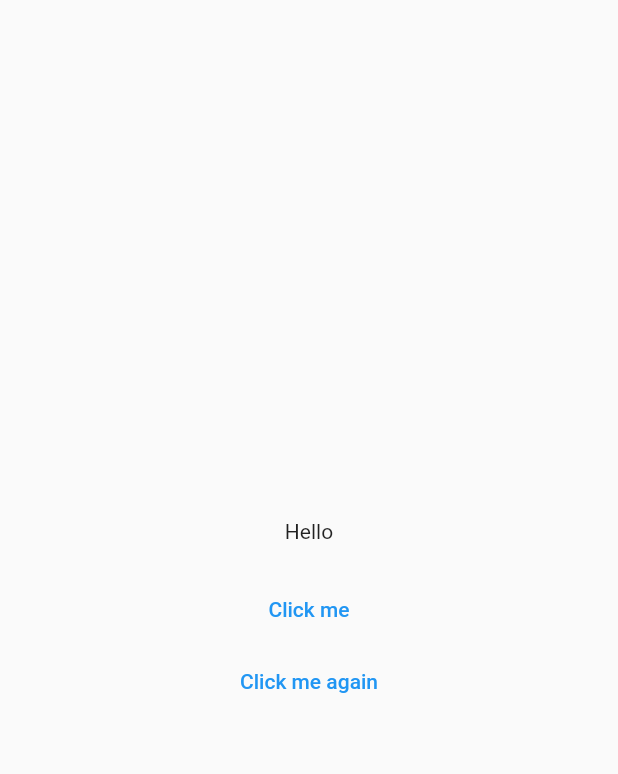
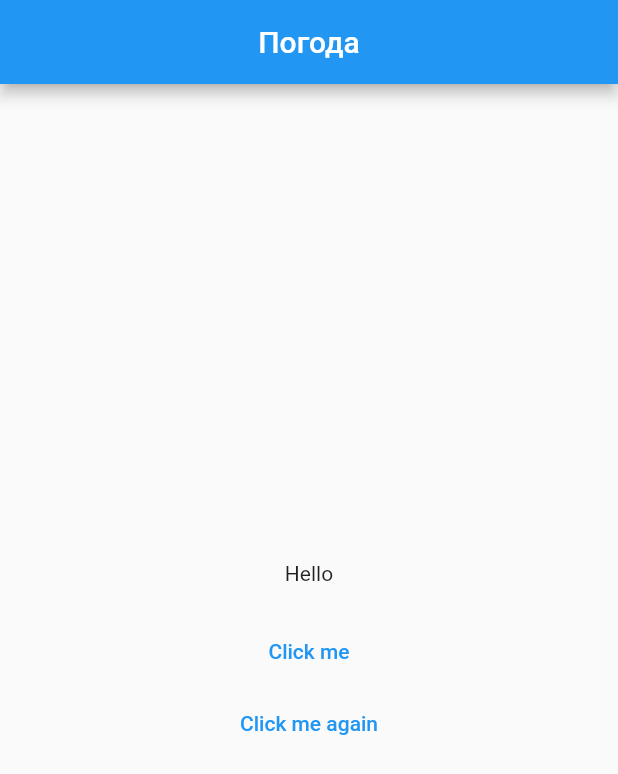
Before and after one commit to weluid/Weather, a Flutter app: the screen it shows after launch, on a phone screen of 412 x 824 dp. Shown: the top 774 px of the screen. Run offline on Flutter 3.47's test engine with Material 2 defaults, Android fonts, the phone set to English and light mode, and no system bars; our stand-ins replace bloc, flutter_bloc; generated files the repository leaves out were written again.

Commit message:
Added internationalizing

```diff
--- /dev/null
+++ b/l10n.yaml
@@ -0,0 +1,3 @@
+arb-dir: lib/l10n
+template-arb-file: app_en.arb
+output-localization-file: app_localizations.dart
--- /dev/null
+++ b/lib/l10n/app_en.arb
@@ -0,0 +1,3 @@
+{
+  "weather": "Weather"
+}
--- /dev/null
+++ b/lib/l10n/app_uk.arb
@@ -0,0 +1,3 @@
+{
+  "weather": "Погода"
+}
--- a/lib/main.dart
+++ b/lib/main.dart
@@ -2,6 +2,8 @@ import 'package:flutter/material.dart';
 
 import 'package:flutter_bloc/flutter_bloc.dart';
 import 'block/weather_bloc.dart';
+import 'package:flutter_localizations/flutter_localizations.dart';
+import 'package:flutter_gen/gen_l10n/app_localizations.dart';
 
 void main() {
   runApp(const WeatherApp());
@@ -13,6 +15,17 @@ class WeatherApp extends StatelessWidget {
   @override
   Widget build(BuildContext context) {
     return const MaterialApp(
+      localizationsDelegates: [
+        AppLocalizations.delegate,
+        GlobalMaterialLocalizations.delegate,
+        GlobalWidgetsLocalizations.delegate,
+        GlobalCupertinoLocalizations.delegate,
+      ],
+      locale: Locale('uk'),
+      supportedLocales: [
+        Locale('en'), // English
+        Locale('uk'), // Ukrainian
+      ],
       home: MyHomePage(),
     );
   }
@@ -38,6 +51,10 @@ class TestScreen extends StatelessWidget {
   @override
   Widget build(BuildContext context) {
     return Scaffold(
+      appBar: AppBar(
+        title: Text(AppLocalizations.of(context)!.weather),
+        centerTitle: true,
+      ),
       body: BlocConsumer<WeatherBloc, WeatherState>(
         builder: (context, state) {
           return _buildParentWidget(context, state);
--- a/pubspec.yaml
+++ b/pubspec.yaml
@@ -36,6 +36,9 @@ dependencies:
   # Use with the CupertinoIcons class for iOS style icons.
   cupertino_icons: ^1.0.2
   flutter_bloc: ^8.1.2
+  flutter_localizations:
+    sdk: flutter
+  intl: any
 
 dev_dependencies:
   flutter_test:
@@ -58,6 +61,7 @@ flutter:
   # included with your application, so that you can use the icons in
   # the material Icons class.
   uses-material-design: true
+  generate: true
 
   # To add assets to your application, add an assets section, like this:
   # assets:
```
Also changed, not shown: pubspec.lock.
